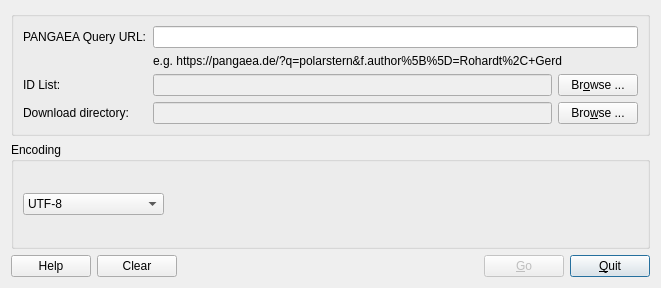
Before: the Qt Designer form trunk/Forms/pangetdialog.ui in pangaea-data-publisher/PanGet, drawn with Qt 5.
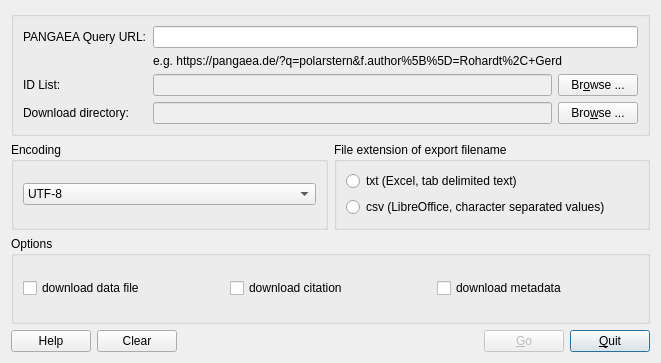
After: the same form once the commit is applied.

What changed in the file:
```diff
--- a/trunk/Forms/pangetdialog.ui
+++ b/trunk/Forms/pangetdialog.ui
@@ -8,7 +8,7 @@
     <x>0</x>
     <y>0</y>
     <width>661</width>
-    <height>288</height>
+    <height>363</height>
    </rect>
   </property>
   <property name="acceptDrops">
@@ -17,8 +17,8 @@
   <property name="windowTitle">
    <string>PanGet</string>
   </property>
-  <layout class="QGridLayout" name="gridLayout_2">
-   <item row="0" column="0">
+  <layout class="QGridLayout" name="gridLayout_5">
+   <item row="0" column="0" colspan="2">
     <widget class="QGroupBox" name="DownloadDirectoryGroupBox">
      <property name="title">
       <string/>
@@ -169,23 +169,63 @@
         </item>
        </widget>
       </item>
+     </layout>
+    </widget>
+   </item>
+   <item row="1" column="1">
+    <widget class="QGroupBox" name="groupBox_4">
+     <property name="title">
+      <string>File extension of export filename</string>
+     </property>
+     <layout class="QGridLayout" name="gridLayout_4">
+      <item row="0" column="0">
+       <widget class="QRadioButton" name="TXT_radioButton">
+        <property name="text">
+         <string>txt (Excel, tab delimited text)</string>
+        </property>
+       </widget>
+      </item>
+      <item row="1" column="0">
+       <widget class="QRadioButton" name="CSV_radioButton">
+        <property name="text">
+         <string>csv (LibreOffice, character separated values)</string>
+        </property>
+       </widget>
+      </item>
+     </layout>
+    </widget>
+   </item>
+   <item row="2" column="0" colspan="2">
+    <widget class="QGroupBox" name="groupBox">
+     <property name="title">
+      <string>Options</string>
+     </property>
+     <layout class="QGridLayout" name="gridLayout_2">
+      <item row="0" column="0">
+       <widget class="QCheckBox" name="DownloadData_checkBox">
+        <property name="text">
+         <string>download data file</string>
+        </property>
+       </widget>
+      </item>
       <item row="0" column="1">
-       <spacer name="horizontalSpacer">
-        <property name="orientation">
-         <enum>Qt::Horizontal</enum>
+       <widget class="QCheckBox" name="DownloadCitation_checkBox">
+        <property name="text">
+         <string>download citation</string>
         </property>
-        <property name="sizeHint" stdset="0">
-         <size>
-          <width>365</width>
-          <height>20</height>
-         </size>
+       </widget>
+      </item>
+      <item row="0" column="2">
+       <widget class="QCheckBox" name="DownloadMetadata_checkBox">
+        <property name="text">
+         <string>download metadata</string>
         </property>
-       </spacer>
+       </widget>
       </item>
      </layout>
     </widget>
    </item>
-   <item row="2" column="0">
+   <item row="3" column="0" colspan="2">
     <layout class="QHBoxLayout" name="horizontalLayout">
      <item>
       <widget class="QPushButton" name="HelpButton">
```
Left out of the diff: 29 changed lines with no effect on the pictures.
